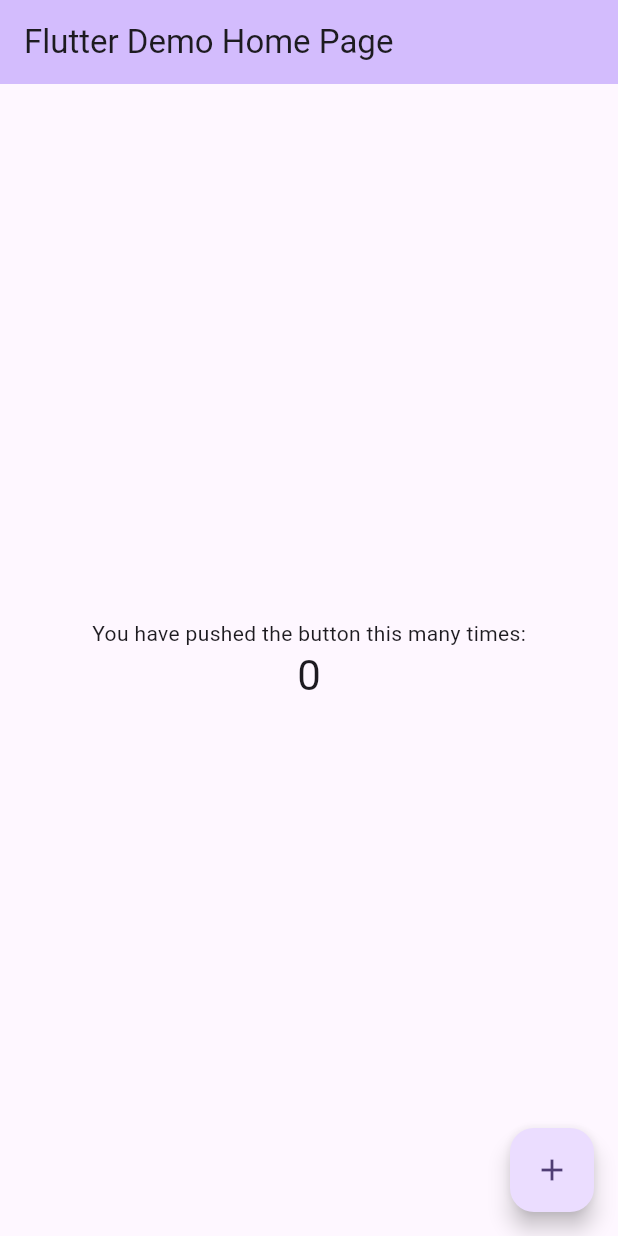
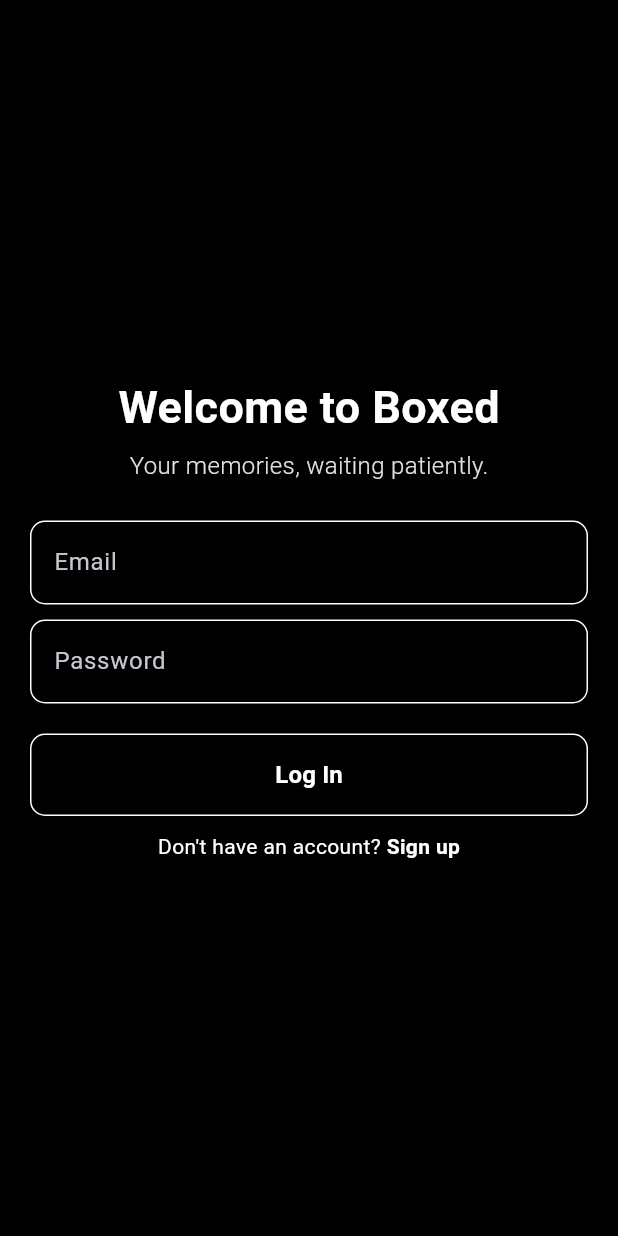
Before and after one commit to shlokmestry/boxed_app, a Flutter app: the screen it shows after launch, on a phone screen of 412 x 824 dp. Run offline on Flutter 3.47's test engine with Material 3 defaults, Android fonts, the phone set to English and light mode, and no system bars; our stand-ins replace firebase_auth, firebase_core; accounts and stored records are empty.

Commit message:
Firebase email/password login and signup

```diff
--- a/lib/main.dart
+++ b/lib/main.dart
@@ -1,122 +1,25 @@
+import 'package:firebase_core/firebase_core.dart';
 import 'package:flutter/material.dart';
+import 'screens/login_signup.dart';
+import 'firebase_options.dart';
 
-void main() {
-  runApp(const MyApp());
+void main() async{
+  WidgetsFlutterBinding.ensureInitialized();
+  await Firebase.initializeApp(
+    options: DefaultFirebaseOptions.currentPlatform,
+  );
+  runApp(MyApp());
 }
-
 class MyApp extends StatelessWidget {
   const MyApp({super.key});
 
-  // This widget is the root of your application.
   @override
   Widget build(BuildContext context) {
     return MaterialApp(
-      title: 'Flutter Demo',
-      theme: ThemeData(
-        // This is the theme of your application.
-        //
-        // TRY THIS: Try running your application with "flutter run". You'll see
-        // the application has a purple toolbar. Then, without quitting the app,
-        // try changing the seedColor in the colorScheme below to Colors.green
-        // and then invoke "hot reload" (save your changes or press the "hot
-        // reload" button in a Flutter-supported IDE, or press "r" if you used
-        // the command line to start the app).
-        //
-        // Notice that the counter didn't reset back to zero; the application
-        // state is not lost during the reload. To reset the state, use hot
-        // restart instead.
-        //
-        // This works for code too, not just values: Most code changes can be
-        // tested with just a hot reload.
-        colorScheme: ColorScheme.fromSeed(seedColor: Colors.deepPurple),
-      ),
-      home: const MyHomePage(title: 'Flutter Demo Home Page'),
+      debugShowCheckedModeBanner: false,
+      theme: ThemeData.dark(),
+      title: 'Boxed',
+      home: const LoginSignup(),
     );
   }
 }
-
-class MyHomePage extends StatefulWidget {
-  const MyHomePage({super.key, required this.title});
-
-  // This widget is the home page of your application. It is stateful, meaning
-  // that it has a State object (defined below) that contains fields that affect
-  // how it looks.
-
-  // This class is the configuration for the state. It holds the values (in this
-  // case the title) provided by the parent (in this case the App widget) and
-  // used by the build method of the State. Fields in a Widget subclass are
-  // always marked "final".
-
-  final String title;
-
-  @override
-  State<MyHomePage> createState() => _MyHomePageState();
-}
-
-class _MyHomePageState extends State<MyHomePage> {
-  int _counter = 0;
-
-  void _incrementCounter() {
-    setState(() {
-      // This call to setState tells the Flutter framework that something has
-      // changed in this State, which causes it to rerun the build method below
-      // so that the display can reflect the updated values. If we changed
-      // _counter without calling setState(), then the build method would not be
-      // called again, and so nothing would appear to happen.
-      _counter++;
-    });
-  }
-
-  @override
-  Widget build(BuildContext context) {
-    // This method is rerun every time setState is called, for instance as done
-    // by the _incrementCounter method above.
-    //
-    // The Flutter framework has been optimized to make rerunning build methods
-    // fast, so that you can just rebuild anything that needs updating rather
-    // than having to individually change instances of widgets.
-    return Scaffold(
-      appBar: AppBar(
-        // TRY THIS: Try changing the color here to a specific color (to
-        // Colors.amber, perhaps?) and trigger a hot reload to see the AppBar
-        // change color while the other colors stay the same.
-        backgroundColor: Theme.of(context).colorScheme.inversePrimary,
-        // Here we take the value from the MyHomePage object that was created by
-        // the App.build method, and use it to set our appbar title.
-        title: Text(widget.title),
-      ),
-      body: Center(
-        // Center is a layout widget. It takes a single child and positions it
-        // in the middle of the parent.
-        child: Column(
-          // Column is also a layout widget. It takes a list of children and
-          // arranges them vertically. By default, it sizes itself to fit its
-          // children horizontally, and tries to be as tall as its parent.
-          //
-          // Column has various properties to control how it sizes itself and
-          // how it positions its children. Here we use mainAxisAlignment to
-          // center the children vertically; the main axis here is the vertical
-          // axis because Columns are vertical (the cross axis would be
-          // horizontal).
-          //
-          // TRY THIS: Invoke "debug painting" (choose the "Toggle Debug Paint"
-          // action in the IDE, or press "p" in the console), to see the
-          // wireframe for each widget.
-          mainAxisAlignment: MainAxisAlignment.center,
-          children: <Widget>[
-            const Text('You have pushed the button this many times:'),
-            Text(
-              '$_counter',
-              style: Theme.of(context).textTheme.headlineMedium,
-            ),
-          ],
-        ),
-      ),
-      floatingActionButton: FloatingActionButton(
-        onPressed: _incrementCounter,
-        tooltip: 'Increment',
-        child: const Icon(Icons.add),
-      ), // This trailing comma makes auto-formatting nicer for build methods.
-    );
-  }
-}
--- /dev/null
+++ b/lib/screens/home_screen.dart
@@ -0,0 +1,19 @@
+import 'package:flutter/material.dart';
+
+
+class HomeScreen extends StatefulWidget{
+  const HomeScreen({super.key});
+
+  @override
+  State<HomeScreen> createState() => _HomeScreen();
+}
+
+class _HomeScreen extends State<HomeScreen>{
+  @override
+  Widget build(BuildContext context){
+    return Scaffold(
+      body: Center(child: Text('This is home screen'),),
+    );
+    }
+
+    }
--- /dev/null
+++ b/lib/screens/login_signup.dart
@@ -0,0 +1,153 @@
+
+import 'package:flutter/material.dart';
+import 'home_screen.dart';
+import 'package:firebase_auth/firebase_auth.dart';
+
+class LoginSignup extends StatefulWidget{
+  const LoginSignup({super.key});
+
+  @override
+  State<LoginSignup> createState() => _LoginSignupState();
+}
+
+class _LoginSignupState extends State<LoginSignup>{
+  bool isLogin = true;
+  final emailController = TextEditingController();
+  final passwordController = TextEditingController();
+  @override
+  Widget build(BuildContext context){
+    return Scaffold(
+      backgroundColor: Colors.black,
+
+      body: Center(
+        child: Padding(padding: EdgeInsets.all(20),
+        child: Column(
+          mainAxisSize: MainAxisSize.min,
+          crossAxisAlignment: CrossAxisAlignment.start,
+          children: [
+            Center(
+              child: Text('Welcome to Boxed',
+              style: TextStyle(
+                fontSize: 30,
+                fontWeight: FontWeight.bold,
+                color: Colors.white
+              ),),
+            ),
+
+            SizedBox(height: 6,),
+            Center(
+              child: Text('Your memories, waiting patiently.',
+              style: TextStyle(
+                fontSize: 16,
+                fontWeight: FontWeight.w300,
+                color: Colors.grey[300],
+              ),),
+            ),
+            SizedBox(height: 25,),
+            TextField(
+              controller: emailController,
+              decoration: InputDecoration(
+                border: OutlineInputBorder(),
+                hintText: 'Email',
+                 enabledBorder: OutlineInputBorder(
+                  borderRadius: BorderRadius.circular(10),
+                  borderSide: BorderSide(color: Colors.white)
+                )
+
+              ),
+            ),
+            SizedBox(height: 10,),
+             TextField(
+              controller: passwordController,
+              decoration: InputDecoration(
+                border: OutlineInputBorder(),
+                hintText: 'Password',
+                enabledBorder: OutlineInputBorder(
+                  borderRadius: BorderRadius.circular(10),
+                  borderSide: BorderSide(color: Colors.white)
+                ),
+
+
+              ),
+
+            ),
+            SizedBox(height: 20,),
+            ElevatedButton(
+              onPressed: () async {
+  final email = emailController.text.trim();
+  final password = passwordController.text.trim();
+
+  try {
+    if (isLogin) {
+      await FirebaseAuth.instance.signInWithEmailAndPassword(
+        email: email,
+        password: password,
+      );
+    } else {
+      await FirebaseAuth.instance.createUserWithEmailAndPassword(
+        email: email,
+        password: password,
+      );
+    }
+
+    Navigator.pushReplacement(
+      context,
+      MaterialPageRoute(builder: (_) => const HomeScreen()),
+    );
+  } catch (e) {
+    ScaffoldMessenger.of(context).showSnackBar(
+      SnackBar(content: Text(e.toString())),
+    );
+  }
+},
+
+            style: ElevatedButton.styleFrom(
+              backgroundColor: Colors.transparent,
+              foregroundColor: Colors.white,
+              minimumSize: Size.fromHeight(55),
+              shape: RoundedRectangleBorder(
+
+                borderRadius: BorderRadius.circular(10),
+                side: BorderSide(color: Colors.white)
+
+
+              ),
+              elevation: 0,
+            ), child: Text(
+              isLogin ? 'Log In' : 'Sign Up',
+              style: TextStyle(
+                fontSize: 16,
+                fontWeight: FontWeight.w600,
+                color: Colors.white
+              ),
+            )),
+
+            SizedBox(height: 10,),
+            Row(
+              mainAxisAlignment: MainAxisAlignment.center,
+              children: [
+                Text(isLogin ? "Don't have an account?" : "Already have an account?",
+                style: TextStyle(color: Colors.white),),
+                GestureDetector(
+                  onTap: (){
+                   setState(() {
+                     isLogin = !isLogin;
+                   });
+                  },
+                  child: Text(isLogin ? " Sign up" : " Log in",
+                  style: TextStyle(
+                    color: Colors.white,
+                    fontWeight: FontWeight.bold,
+                  ),),
+                )
+              ],
+            )
+
+
+          ],
+        ),),
+
+      )
+    );
+  }
+}
```
Also changed, not shown: firebase.json (added), lib/firebase_options.dart (added), 8 other files.
